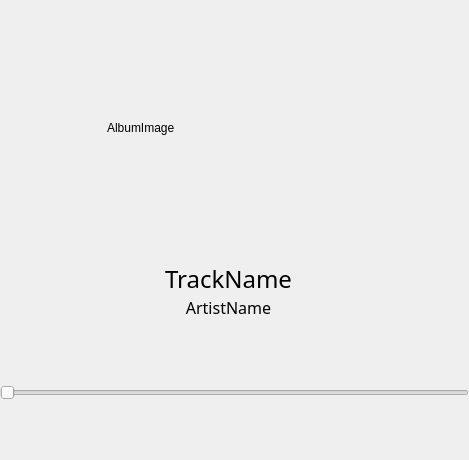
The window that app/src/PlayerView.ui (MansTomb/uamp) describes before a commit, drawn with Qt 5.
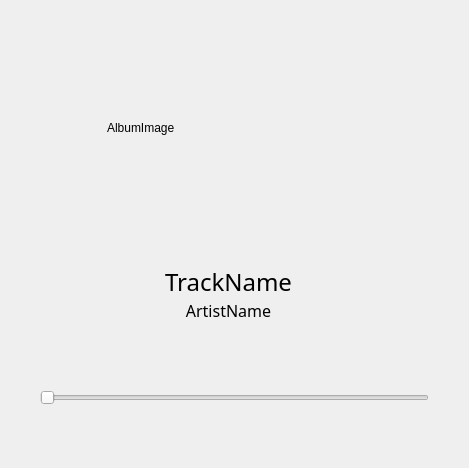
The same window after the commit. Icons and pictures are not drawn. Custom widgets are drawn as their Qt base class.

Commit message: Song timeline reposition

Diff of the .ui file:
```diff
--- a/app/src/PlayerView.ui
+++ b/app/src/PlayerView.ui
@@ -7,7 +7,7 @@
     <x>0</x>
     <y>0</y>
     <width>469</width>
-    <height>421</height>
+    <height>468</height>
    </rect>
   </property>
   <property name="windowTitle">
@@ -284,11 +284,50 @@
     </spacer>
    </item>
    <item>
-    <widget class="SongTimeline" name="horizontalSlider">
-     <property name="orientation">
-      <enum>Qt::Horizontal</enum>
+    <layout class="QHBoxLayout" name="horizontalLayout">
+     <property name="bottomMargin">
+      <number>0</number>
      </property>
-    </widget>
+     <item>
+      <spacer name="horizontalSpacer_4">
+       <property name="orientation">
+        <enum>Qt::Horizontal</enum>
+       </property>
+       <property name="sizeType">
+        <enum>QSizePolicy::Fixed</enum>
+       </property>
+       <property name="sizeHint" stdset="0">
+        <size>
+         <width>40</width>
+         <height>20</height>
+        </size>
+       </property>
+      </spacer>
+     </item>
+     <item>
+      <widget class="SongTimeline" name="horizontalSlider">
+       <property name="orientation">
+        <enum>Qt::Horizontal</enum>
+       </property>
+      </widget>
+     </item>
+     <item>
+      <spacer name="horizontalSpacer_5">
+       <property name="orientation">
+        <enum>Qt::Horizontal</enum>
+       </property>
+       <property name="sizeType">
+        <enum>QSizePolicy::Fixed</enum>
+       </property>
+       <property name="sizeHint" stdset="0">
+        <size>
+         <width>40</width>
+         <height>20</height>
+        </size>
+       </property>
+      </spacer>
+     </item>
+    </layout>
    </item>
    <item>
     <spacer name="verticalSpacer_5">
```
